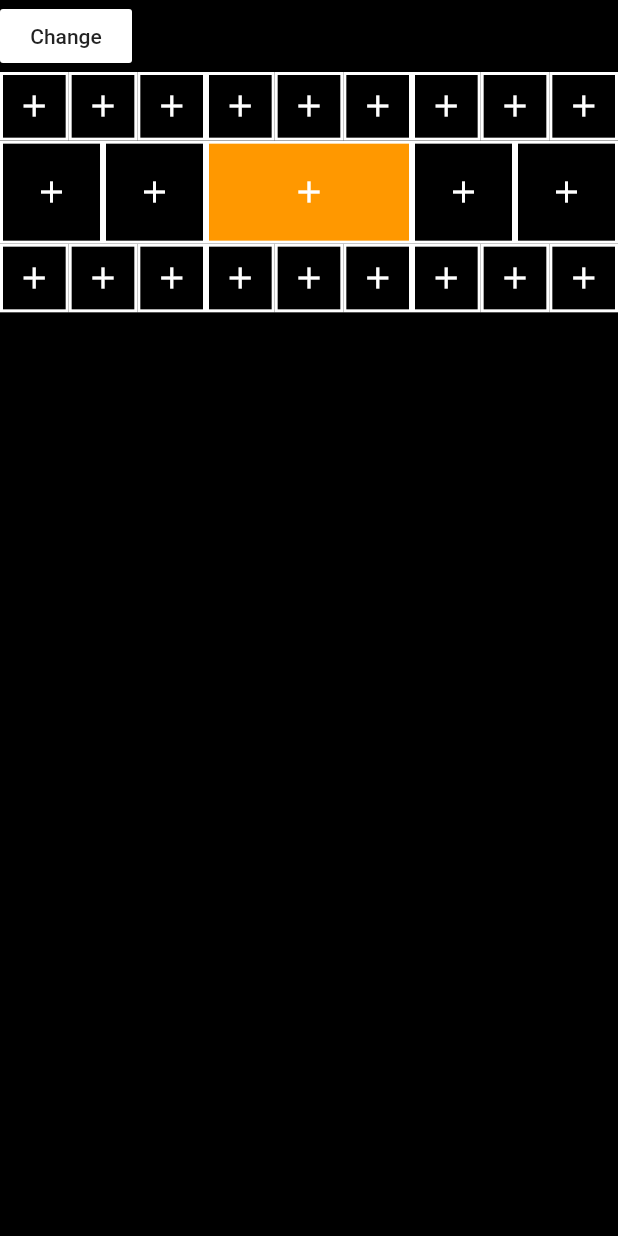
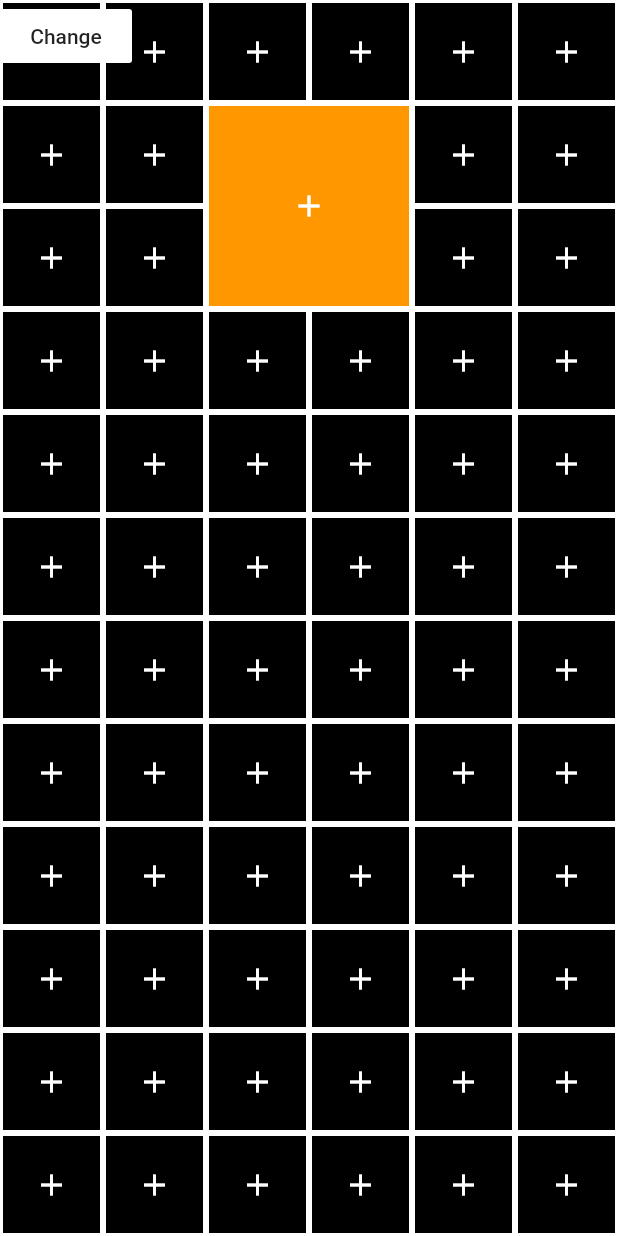
Before and after one commit to christopher-inegbedion/GridUI-flutter-implementation, a Flutter app: the screen it shows after launch, after a tap on "Change", on a phone screen of 412 x 824 dp. Run offline on Flutter 3.47's test engine with Material 2 defaults, Android fonts, the phone set to English and light mode, and no system bars.

Commit message:
Begin refactoring 'createCombinedGroupWith1CombinedBlock' method

```diff
--- a/assets/json/test_grid.json
+++ b/assets/json/test_grid.json
@@ -1,13 +1,13 @@
 {
-    "grid_columns": 3,
+    "grid_columns": 15,
     "grid_rows": 6,
     "combined_groups": [
         {
             "combined_group_type": "SINGLE_COMBINED_GROUP",
             "columns_above": 1,
-            "columns_below": 1,
+            "columns_below": 10,
             "number_of_columns": 1,
-            "number_of_rows": 6,
+            "number_of_rows": 15,
             "combined_blocks": [
                 {
                     "number_of_rows_left": 2,
@@ -19,7 +19,7 @@
                         "type": "COMBINED",
                         "content": null,
                         "number_of_rows": 2,
-                        "number_of_columns": 1
+                        "number_of_columns": 2
                     }
                 }
             ]
--- a/lib/custom_views/grid_view.dart
+++ b/lib/custom_views/grid_view.dart
@@ -20,8 +20,8 @@ class GridUIView extends StatefulWidget {
     return state;
   }
 
-  void change(int row) {
-    state.change(row);
+  void change(int cols) {
+    state.change(cols);
   }
 }
 
@@ -40,14 +40,24 @@ class _GridUIViewState extends State<GridUIView> {
     return screenWidth / rows;
   }
 
-  void change(int rowChange) {
+  void change(int colsChange) {
     setState(() {
-      rows = rowChange;
+      columns = colsChange;
     });
   }
 
   ///Creates a single block
-  Widget createSingleBlock() {}
+  Widget createSingleBlock(double blockSize) {
+    return Container(
+      width: blockSize,
+      child: Center(
+        child: Icon(Icons.add, color: Colors.white),
+      ),
+      decoration: BoxDecoration(
+          color: Colors.black,
+          border: Border.all(color: Colors.white, width: 2)),
+    );
+  }
 
   ///Create a combined block
   Widget createCombinedBlock() {}
@@ -68,15 +78,7 @@ class _GridUIViewState extends State<GridUIView> {
             scrollDirection: Axis.horizontal,
             itemCount: rows,
             itemBuilder: (context, rowIndex) {
-              return Container(
-                width: blockSize,
-                child: Center(
-                  child: Icon(Icons.add, color: Colors.white),
-                ),
-                decoration: BoxDecoration(
-                    color: Colors.black,
-                    border: Border.all(color: Colors.white, width: 2)),
-              );
+              return createSingleBlock(blockSize);
             },
           ),
         );
@@ -95,31 +97,24 @@ class _GridUIViewState extends State<GridUIView> {
   Widget createCombinedGroupWith1CombinedBlock(int emptyRowsBefore,
       int emptyRowsAfter, int combinedBlockWidth, int combinedGroupHeight) {
     int blocksBeforeChecked = 0;
-    int blocksAfterChecked = 0;
     bool hasCombinedBlockBeingBuilt = false;
     int rows = emptyRowsBefore + combinedBlockWidth + emptyRowsAfter;
 
-    return ListView.builder(
-      physics: NeverScrollableScrollPhysics(),
-      padding: EdgeInsets.all(0),
-      shrinkWrap: true,
-      itemCount: 1,
-      itemBuilder: (context, columnIndex) {
-        /*======================
-         * COMBINED BLOCK COLUMN
-         * ---------------------
-         =======================*/
     return Container(
-            height: getBlockSize(rows) * double.parse("$combinedGroupHeight"),
+        height: getBlockSize(rows) * combinedGroupHeight,
         child: ListView.builder(
           scrollDirection: Axis.horizontal,
-              itemCount: rows - (combinedBlockWidth - 1),
+          itemCount: 3,
           itemBuilder: (context, rowIndex) {
             /*====================
+                 * Build each combined group section (i.e the empty blocks before, the combined block and the empty blocks after)
+                 =====================*/
+
+            /* ===================
                  * EMPTY BLOCKS BEFORE
                  * -------------------
                  =====================*/
-                if (blocksBeforeChecked < emptyRowsBefore) {
+            if (blocksBeforeChecked < 1) {
               blocksBeforeChecked++;
 
               /*==================================================
@@ -130,11 +125,12 @@ class _GridUIViewState extends State<GridUIView> {
               * inherited from parent Container)
               ==================================================*/
               return Container(
-                      width: getBlockSize(rows),
+                width: getBlockSize(rows) * emptyRowsBefore,
                 child: ListView.builder(
                     physics: NeverScrollableScrollPhysics(),
                     padding: EdgeInsets.all(0),
-                          itemCount: combinedGroupHeight,
+                    itemCount:
+                        combinedGroupHeight, //Each column before the combined block
                     itemBuilder:
                         (context, blocksBeforeCombinedBlockColumnIndex) {
                       /*===========
@@ -145,16 +141,10 @@ class _GridUIViewState extends State<GridUIView> {
                         height: getBlockSize(rows),
                         child: ListView.builder(
                           scrollDirection: Axis.horizontal,
-                                    itemCount: 1,
-                                    itemBuilder: (context,
-                                        blocksBeforeCombinedBlockRowIndex) {
-                                      /*==================================================
-                                      * EACH ROW
-                                      * --------
-                                      *
-                                      * Each entry results in a block created (Height is
-                                      * inherited from parent Container)
-                                      ==================================================*/
+                          physics: NeverScrollableScrollPhysics(),
+                          padding: EdgeInsets.zero,
+                          itemCount: emptyRowsBefore,
+                          itemBuilder: (context, blocksBeforeBlocks) {
                             return Container(
                               width: getBlockSize(rows),
                               decoration: BoxDecoration(
@@ -162,12 +152,14 @@ class _GridUIViewState extends State<GridUIView> {
                                   border: Border.all(
                                       color: Colors.white, width: 2)),
                               child: Center(
-                                          child: Icon(Icons.add,
-                                              color: Colors.white),
+                                child: Icon(Icons.add, color: Colors.white),
                               ),
                             );
-                                    }));
-                          }));
+                          },
+                        ),
+                      );
+                    }),
+              );
             } else {
               /*===============
                    * COMBINED BLOCK
@@ -214,62 +206,46 @@ class _GridUIViewState extends State<GridUIView> {
                   ),
                 );
               } else {
-                    /*===================
-                     * EMPTY BLOCKS AFTER
-                     * ------------------
-                     ====================*/
-                    if (blocksAfterChecked < emptyRowsAfter) {
-                      blocksAfterChecked++;
-
-                      /*==================================================
-                      * EACH ROW
-                      * --------
-                      *
-                      * Each entry results in a block created (Height is
-                      * inherited from parent Container)
-                      ==================================================*/
                 return Container(
-                          width: getBlockSize(rows),
+                  width: getBlockSize(rows) * emptyRowsAfter,
                   child: ListView.builder(
                       physics: NeverScrollableScrollPhysics(),
                       padding: EdgeInsets.all(0),
-                              itemCount: combinedGroupHeight,
-                              itemBuilder: (context,
-                                  blocksAfterCombinedBlockColumnIndex) {
-                                /*============
+                      itemCount:
+                          combinedGroupHeight, //Each column before the combined block
+                      itemBuilder:
+                          (context, blocksBeforeCombinedBlockColumnIndex) {
+                        /*===========
                           * EACH COLUMN
-                                * ------------
+                          * -----------
                           =============*/
                         return Container(
                           height: getBlockSize(rows),
                           child: ListView.builder(
                             scrollDirection: Axis.horizontal,
-                                        itemCount: 1,
-                                        itemBuilder: (context,
-                                            blocksAfterCombinedBlockRowIndex) {
+                            physics: NeverScrollableScrollPhysics(),
+                            padding: EdgeInsets.zero,
+                            itemCount: emptyRowsAfter,
+                            itemBuilder: (context, blocksBeforeBlocks) {
                               return Container(
                                 width: getBlockSize(rows),
                                 decoration: BoxDecoration(
                                     color: Colors.black,
                                     border: Border.all(
-                                                    color: Colors.white,
-                                                    width: 2)),
+                                        color: Colors.white, width: 2)),
                                 child: Center(
-                                              child: Icon(Icons.add,
-                                                  color: Colors.white),
+                                  child: Icon(Icons.add, color: Colors.white),
                                 ),
                               );
-                                        }));
-                              }));
-                    } else {
-                      return Container();
-                    }
+                            },
+                          ),
+                        );
+                      }),
+                );
               }
             }
           },
         ));
-      },
-    );
   }
 
   ///Create a combined group with 2 or more combined blocks
--- a/lib/main_page.dart
+++ b/lib/main_page.dart
@@ -33,8 +33,12 @@ class _GridPageState extends State<GridPage> {
     return SafeArea(
       child: Scaffold(
         backgroundColor: Colors.black,
-        body: Column(
+        body: SingleChildScrollView(
+          child: Stack(
             children: [
+              grid.combinedGroups == null
+                  ? CircularProgressIndicator()
+                  : gridView,
               Container(
                 child: Row(
                   children: [
@@ -54,8 +58,8 @@ class _GridPageState extends State<GridPage> {
                   ],
                 ),
               ),
-            grid.combinedGroups == null ? CircularProgressIndicator() : gridView
             ],
+          ),
         ),
       ),
     );
```
Lines whose indentation alone changed are shown as unchanged.
